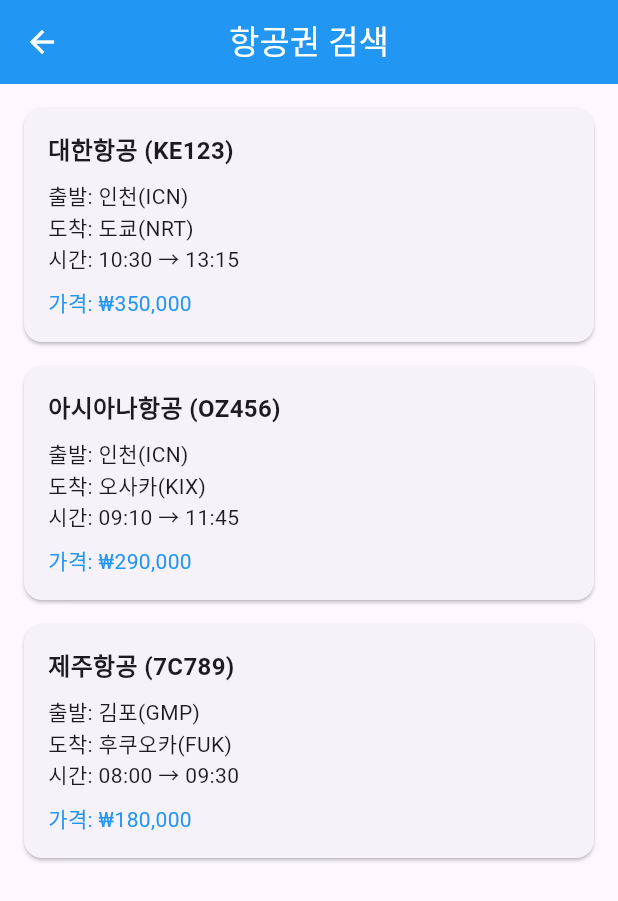
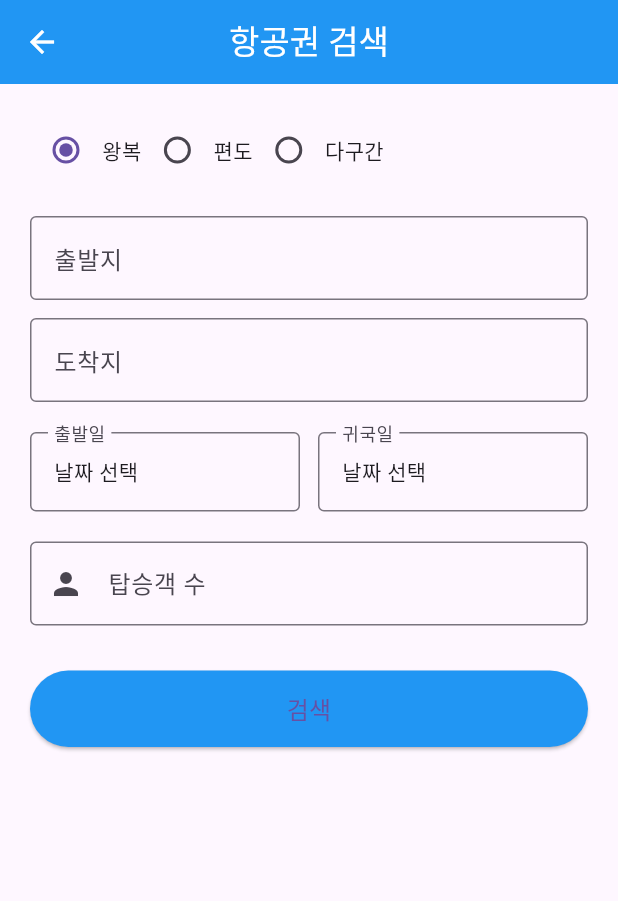
Before and after one commit to Rabbokki/mobile-app-function-impl, a Flutter app: the SearchScreen screen opened by its route, on a phone screen of 412 x 824 dp. Shown: the top 901 px of the screen. Run offline on Flutter 3.47's test engine with Material 3 defaults, Android fonts, the phone set to English and light mode, and no system bars.

Commit message:
항공권 수정

```diff
--- a/lib/screens/flight_search/search_screen.dart
+++ b/lib/screens/flight_search/search_screen.dart
@@ -1,37 +1,40 @@
 import 'package:flutter/material.dart';
 
-class SearchScreen extends StatelessWidget {
+class SearchScreen extends StatefulWidget {
   const SearchScreen({super.key});
 
   @override
+  State<SearchScreen> createState() => _SearchScreenState();
+}
+
+class _SearchScreenState extends State<SearchScreen> {
+  String tripType = '왕복';
+  String selectedDeparture = '';
+  String selectedArrival = '';
+  DateTime? departureDate;
+  DateTime? returnDate;
+  int passengers = 1;
+
+  Future<void> _selectDate(BuildContext context, bool isDeparture) async {
+    final DateTime? picked = await showDatePicker(
+      context: context,
+      initialDate: DateTime.now(),
+      firstDate: DateTime(2024),
+      lastDate: DateTime(2030),
+    );
+    if (picked != null) {
+      setState(() {
+        if (isDeparture) {
+          departureDate = picked;
+        } else {
+          returnDate = picked;
+        }
+      });
+    }
+  }
+
+  @override
   Widget build(BuildContext context) {
-    final List<Map<String, String>> dummyFlights = [
-      {
-        'airline': '대한항공',
-        'flightNumber': 'KE123',
-        'departure': '인천(ICN)',
-        'arrival': '도쿄(NRT)',
-        'time': '10:30 → 13:15',
-        'price': '₩350,000'
-      },
-      {
-        'airline': '아시아나항공',
-        'flightNumber': 'OZ456',
-        'departure': '인천(ICN)',
-        'arrival': '오사카(KIX)',
-        'time': '09:10 → 11:45',
-        'price': '₩290,000'
-      },
-      {
-        'airline': '제주항공',
-        'flightNumber': '7C789',
-        'departure': '김포(GMP)',
-        'arrival': '후쿠오카(FUK)',
-        'time': '08:00 → 09:30',
-        'price': '₩180,000'
-      },
-    ];
-
     return Scaffold(
       appBar: AppBar(
         title: const Text('항공권 검색'),
@@ -39,36 +42,123 @@
         backgroundColor: Colors.blue,
         foregroundColor: Colors.white,
       ),
-      body: ListView.builder(
-        itemCount: dummyFlights.length,
-        padding: const EdgeInsets.all(16),
-        itemBuilder: (context, index) {
-          final flight = dummyFlights[index];
-          return Card(
-            margin: const EdgeInsets.only(bottom: 16),
-            child: Padding(
-              padding: const EdgeInsets.all(16),
-              child: Column(
-                crossAxisAlignment: CrossAxisAlignment.start,
-                children: [
-                  Text(
-                    '${flight['airline']} (${flight['flightNumber']})',
-                    style: const TextStyle(fontSize: 16, fontWeight: FontWeight.bold),
+      body: SingleChildScrollView(
+        padding: const EdgeInsets.all(20),
+        child: Column(
+          crossAxisAlignment: CrossAxisAlignment.start,
+          children: [
+            // 왕복 / 편도 / 다구간
+            Row(
+              children: ['왕복', '편도', '다구간'].map((type) {
+                return Row(
+                  children: [
+                    Radio(
+                      value: type,
+                      groupValue: tripType,
+                      onChanged: (value) {
+                        setState(() {
+                          tripType = value!;
+                        });
+                      },
+                    ),
+                    Text(type),
+                  ],
+                );
+              }).toList(),
+            ),
+            const SizedBox(height: 20),
+
+            // 출발지
+            TextField(
+              decoration: const InputDecoration(
+                labelText: '출발지',
+                border: OutlineInputBorder(),
+              ),
+              onChanged: (value) => selectedDeparture = value,
+            ),
+            const SizedBox(height: 12),
+
+            // 도착지
+            TextField(
+              decoration: const InputDecoration(
+                labelText: '도착지',
+                border: OutlineInputBorder(),
+              ),
+              onChanged: (value) => selectedArrival = value,
+            ),
+            const SizedBox(height: 20),
+
+            // 출발일 / 귀국일
+            Row(
+              children: [
+                Expanded(
+                  child: GestureDetector(
+                    onTap: () => _selectDate(context, true),
+                    child: InputDecorator(
+                      decoration: const InputDecoration(
+                        labelText: '출발일',
+                        border: OutlineInputBorder(),
+                      ),
+                      child: Text(
+                        departureDate == null
+                            ? '날짜 선택'
+                            : '${departureDate!.year}-${departureDate!.month}-${departureDate!.day}',
+                      ),
+                    ),
                   ),
-                  const SizedBox(height: 8),
-                  Text('출발: ${flight['departure']}'),
-                  Text('도착: ${flight['arrival']}'),
-                  Text('시간: ${flight['time']}'),
-                  const SizedBox(height: 8),
-                  Text(
-                    '가격: ${flight['price']}',
-                    style: const TextStyle(color: Colors.blue),
+                ),
+                const SizedBox(width: 12),
+                if (tripType == '왕복')
+                  Expanded(
+                    child: GestureDetector(
+                      onTap: () => _selectDate(context, false),
+                      child: InputDecorator(
+                        decoration: const InputDecoration(
+                          labelText: '귀국일',
+                          border: OutlineInputBorder(),
+                        ),
+                        child: Text(
+                          returnDate == null
+                              ? '날짜 선택'
+                              : '${returnDate!.year}-${returnDate!.month}-${returnDate!.day}',
+                        ),
+                      ),
+                    ),
                   ),
-                ],
+              ],
+            ),
+            const SizedBox(height: 20),
+
+            // 탑승객 수
+            TextField(
+              keyboardType: TextInputType.number,
+              decoration: const InputDecoration(
+                labelText: '탑승객 수',
+                prefixIcon: Icon(Icons.person),
+                border: OutlineInputBorder(),
+              ),
+              onChanged: (value) {
+                passengers = int.tryParse(value) ?? 1;
+              },
+            ),
+            const SizedBox(height: 30),
+
+            // 검색 버튼
+            SizedBox(
+              width: double.infinity,
+              child: ElevatedButton(
+                onPressed: () {
+                  // 검색 기능 연결 예정
+                },
+                style: ElevatedButton.styleFrom(
+                  backgroundColor: Colors.blue,
+                  padding: const EdgeInsets.symmetric(vertical: 14),
+                ),
+                child: const Text('검색', style: TextStyle(fontSize: 16)),
               ),
             ),
-          );
-        },
+          ],
+        ),
       ),
     );
   }
```
